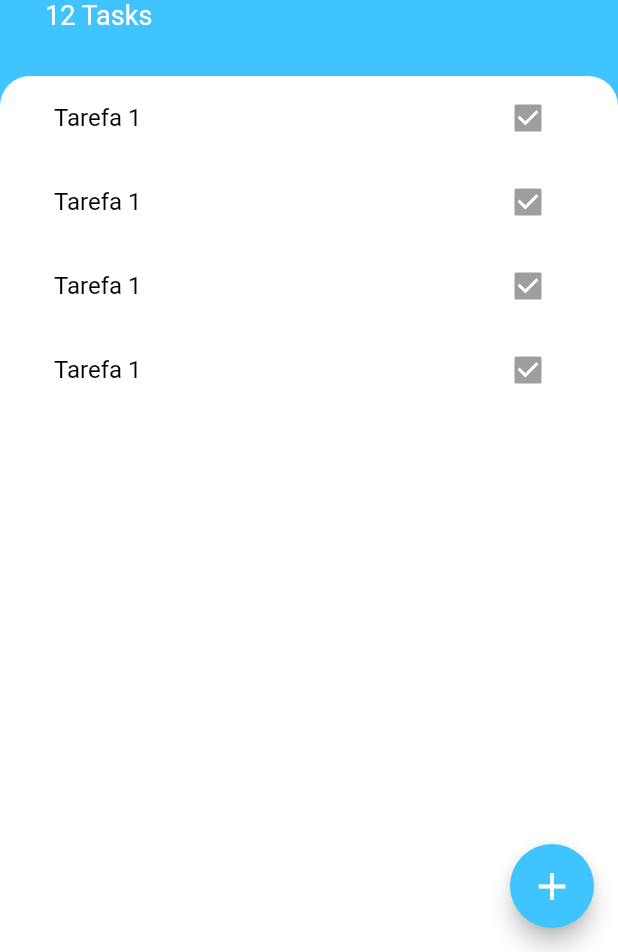
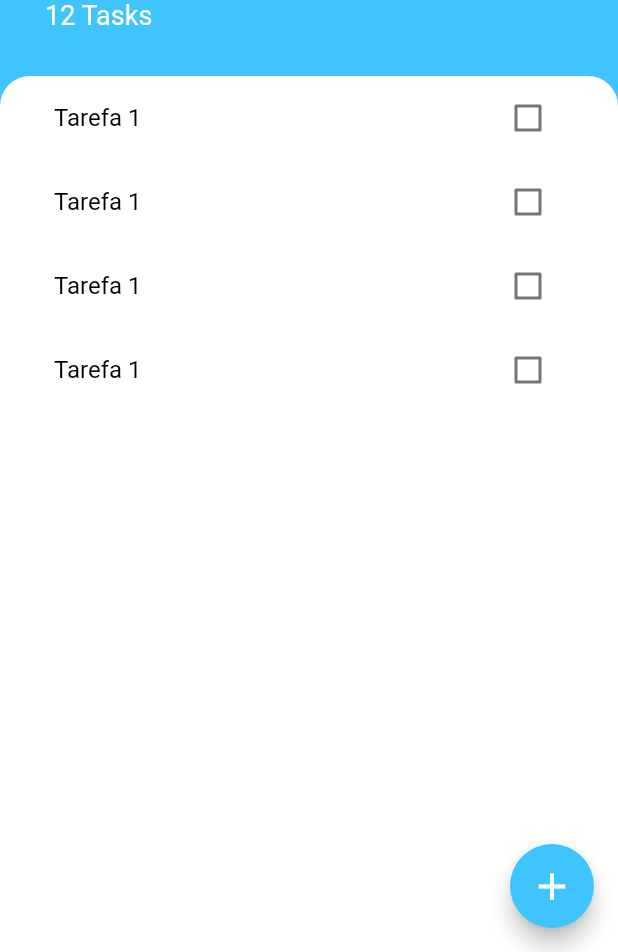
Before and after one commit to jameswsousa/todoey, a Flutter app: the screen it shows after launch, on a phone screen of 412 x 824 dp, the part 284-1236 px from its top. Run offline on Flutter 3.47's test engine with Material 2 defaults, Android fonts, the phone set to English and light mode, and no system bars.

Commit message:
adds task screen and refactors code

```diff
--- a/lib/widgets/task_tile.dart
+++ b/lib/widgets/task_tile.dart
@@ -1,19 +1,46 @@
 import 'package:flutter/material.dart';
 
-class TaskTile extends StatelessWidget {
-  // const TaskTile({
-  // }) ;
+class TaskTile extends StatefulWidget {
+  @override
+  _TaskTileState createState() => _TaskTileState();
+}
+
+class _TaskTileState extends State<TaskTile> {
+  bool isChecked = false;
 
   @override
   Widget build(BuildContext context) {
     return ListTile(
       title: Text(
         'Tarefa 1',
-        style: TextStyle(color: Colors.black),
+        style: TextStyle(
+          color: Colors.black,
+          decoration: isChecked ? TextDecoration.lineThrough : null,
+        ),
       ),
-      trailing: Checkbox(
-        value: true,
-      ),
+      trailing: TaskCheckBox(isChecked, (checkboxState) {
+        setState(() {
+          isChecked = checkboxState;
+        });
+      }),
     );
   }
 }
+
+class TaskCheckBox extends StatelessWidget {
+  final bool checkboxState;
+  final Function togglecheckboxState;
+
+  const TaskCheckBox(this.checkboxState, this.togglecheckboxState);
+
+  @override
+  Widget build(BuildContext context) {
+    return Checkbox(
+      activeColor: Colors.lightBlueAccent,
+      value: checkboxState,
+      onChanged: (newValue) {
+        togglecheckboxState(newValue);
+      },
+    );
+  }
+}
```
Also changed, not shown: lib/screens/add_task_screen.dart (added, +56 -0 lines), lib/screens/tasks_screen.dart (+14 -1 lines).
